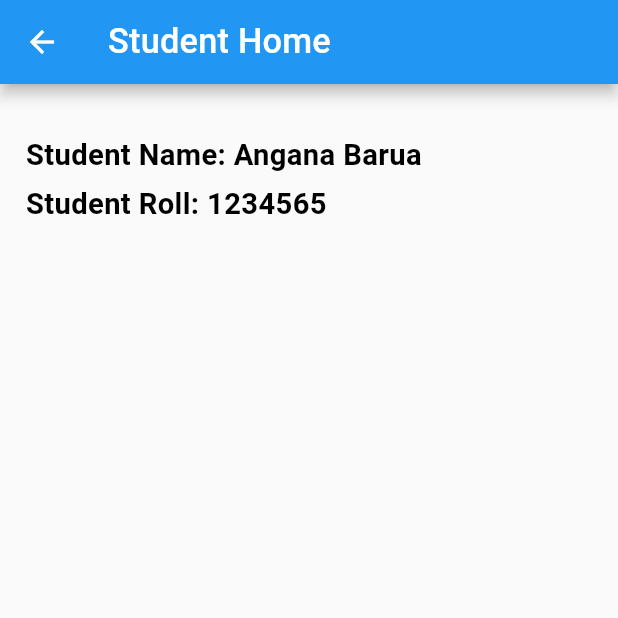
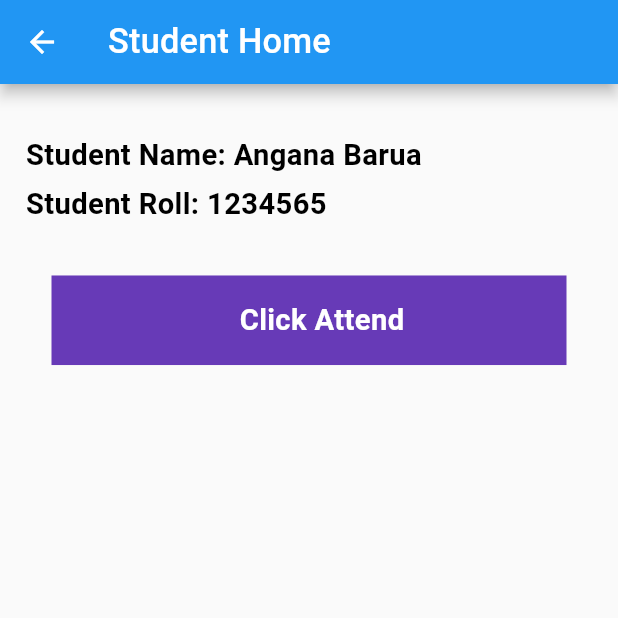
Before and after one commit to thohid44/angana, a Flutter app: the StudentHome screen opened directly, on a phone screen of 412 x 824 dp, the top half of it. Run offline on Flutter 3.47's test engine with Material 2 defaults, Android fonts, the light colour scheme and no system bars; our stand-ins replace flutter_screenutil, get_storage; missing offline and left inert: d_chart; accounts and stored records are empty; network calls fail.

Commit message:
4-01-2023

```diff
--- a/lib/api_url.dart
+++ b/lib/api_url.dart
@@ -6,7 +6,7 @@ class ApiUrl {
   static final userClient = http.Client();
 
   static final teacherId = "TeacherId";
-
+  static final studentId = "StudentId";
   static const baseUrl = 'demo.webpointbd.com';
   static const logInUrl = 'teacher-login';
 }
--- a/lib/main.dart
+++ b/lib/main.dart
@@ -3,6 +3,7 @@ import 'package:angana/views/loginPage.dart';
 import 'package:angana/views/studentHome.dart';
 import 'package:angana/views/Teacher/teacherHome.dart';
 import 'package:angana/views/Teacher/todays_attends.dart';
+import 'package:angana/views/student_attendance_show.dart';
 import 'package:flutter_screenutil/flutter_screenutil.dart';
 
 import 'package:flutter/material.dart';
--- a/lib/views/studentHome.dart
+++ b/lib/views/studentHome.dart
@@ -47,6 +47,7 @@ class _StudentHomeState extends State<StudentHome> {
           title: Text("Student Home"),
         ),
         body: Column(
+
           children: [
             SizedBox(
               height: 30.h,
@@ -73,28 +74,71 @@ class _StudentHomeState extends State<StudentHome> {
                     fontWeight: FontWeight.w600),
               ),
             ),
-            Container(
-              child: Expanded(
-                child: FutureBuilder(
-                    future: fetchstudentCourseModel(),
-                    builder: ((context, snapshot) {
-                      if (snapshot.connectionState == ConnectionState.done) {
-                        return ListView.builder(
-                          itemCount: std_course_list.length,
-                          itemBuilder: (context, index) {
-                            return ListTile(
-                              title: Text(
-                                  std_course_list[index].course.toString()),
-                            );
-                          },
-                        );
-                      }
-                      return Center(
-                        child: CircularProgressIndicator(),
-                      );
-                    })),
+ SizedBox(height: 30.h,),
+
+InkWell(
+  onTap: (){
+    Navigator.push(context, MaterialPageRoute(builder: (context)=>StudentShowCourse()));
+  },
+  child:   Container(
+
+    width: double.infinity.w,
+
+    height: 50.h,
+
+    margin: EdgeInsets.symmetric(horizontal: 30.w),
+
+                padding: EdgeInsets.only(left: 15.w),
+
+                alignment: Alignment.center,
+
+                decoration: BoxDecoration(
+
+                  color: Colors.deepPurple
+
+                ),
+
+                child: Text(
+
+                  "Click Attend",
+
+                  style: TextStyle(
+
+                      fontSize: 17.sp,
+
+                      color: Colors.white,
+
+                      fontWeight: FontWeight.w600),
+
+                ),
+
               ),
-            )
+),
+
+ SizedBox(height: 30.h,),
+
+            // Container(
+            //   child: Expanded(
+            //     child: FutureBuilder(
+            //         future: fetchstudentCourseModel(),
+            //         builder: ((context, snapshot) {
+            //           if (snapshot.connectionState == ConnectionState.done) {
+            //             return ListView.builder(
+            //               itemCount: std_course_list.length,
+            //               itemBuilder: (context, index) {
+            //                 return ListTile(
+            //                   title: Text(
+            //                       std_course_list[index].course.toString()),
+            //                 );
+            //               },
+            //             );
+            //           }
+            //           return Center(
+            //             child: CircularProgressIndicator(),
+            //           );
+            //         })),
+            //   ),
+            // )
           ],
         ));
   }
--- a/pubspec.yaml
+++ b/pubspec.yaml
@@ -41,6 +41,8 @@ dependencies:
   flutter_launcher_icons: ^0.11.0
   firebase_core_web: ^2.0.2
   get_storage: ^2.0.3
+  pie_chart: ^5.3.2
+  d_chart: ^1.0.0
 
 dev_dependencies:
   flutter_test:
```
Also changed, not shown: lib/views/loginPage.dart (+4 -3 lines), lib/views/student_attendance_show.dart (added, +75 -0 lines), lib/views/student_model/student_attend_show_model.dart (added, +61 -0 lines), lib/views/student_show_course.dart (+59 -2 lines), pubspec.lock.
